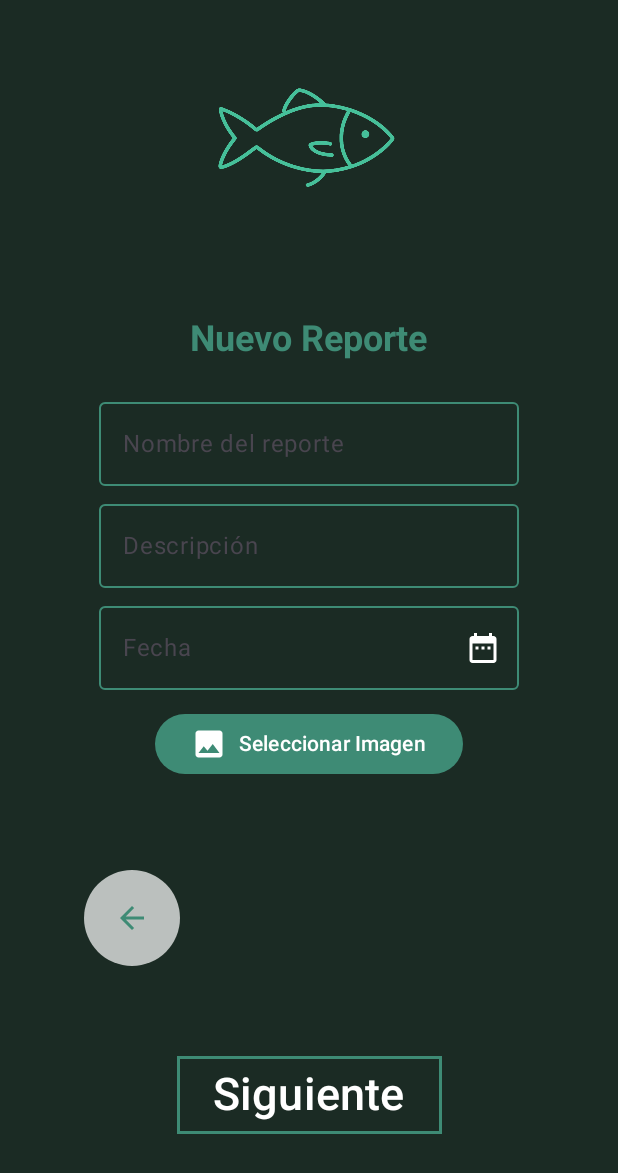
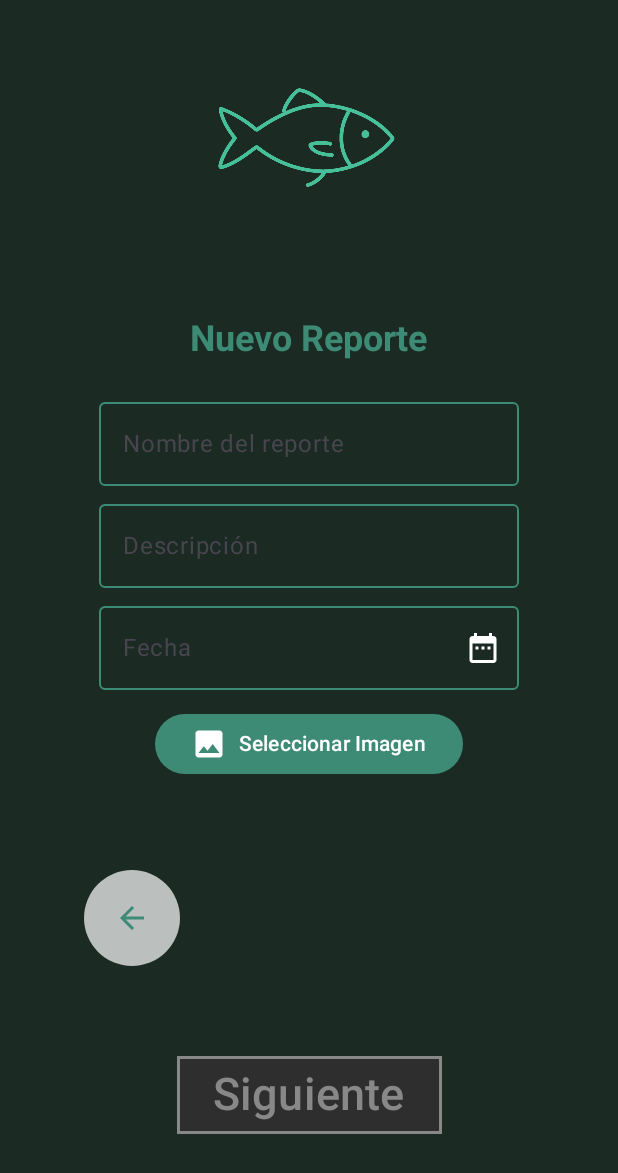
Before and after one commit to FrancoDeMarco/ProyectoPesca2025, an Android app built with Jetpack Compose: the CrearReporteScreen screen opened through its navigation route, on a phone screen of 412 x 824 dp. Shown: the top 1173 px of the screen. Run offline under Robolectric (Android 15) with nearby library versions, the phone set to English and light mode, and no system bars; our stand-ins replace Firebase (no records; nobody signed in at launch, a user with empty details on screens opened directly), Room's generated code, livedata-compose.

Commit message:
Ya se habilita o deshabilita el botón de Siguiente.

```diff
--- a/app/src/main/java/unpsjb/tnt/appdepesca/reportes/CrearReporteScreen.kt
+++ b/app/src/main/java/unpsjb/tnt/appdepesca/reportes/CrearReporteScreen.kt
@@ -52,16 +52,20 @@ fun CrearReporteScreen(
     var isDescriptionValido = remember { mutableStateOf(false) }
     var isDateValido = remember { mutableStateOf(false) }
     var isImagenValido = remember { mutableStateOf(false) }
-
-    //val formValido = isDateValido.value && isTitleValido.value && isDescriptionValido.value && isImagenValido.value && isMapValido.value
-    //var markerPosition by remember {mutableStateOf<LatLng?>(null)}
+    val formValido by remember {
+        derivedStateOf {
+            isDateValido.value &&
+                    isTitleValido.value &&
+                    isDescriptionValido.value &&
+                    isImagenValido.value
+        }
+    }
     LaunchedEffect(Unit) {
         listadoReportesViewModel.clearForm()
         isTitleValido.value = false
         isDescriptionValido.value = false
         isDateValido.value = false
         isImagenValido.value = false
-        //isMapValido.value = false
     }
     LaunchedEffect(state.reportDate) {
         dateState.value = TextFieldValue(state.reportDate)
@@ -87,8 +91,6 @@ fun CrearReporteScreen(
             DescripcionReporte(listadoReportesViewModel, state, isDescriptionValido)
             FechaReporte(listadoReportesViewModel, dateState, isDateValido)
             AgregarFotoButton(viewModel = listadoReportesViewModel, isImagenValido)
-            //Mapa(isMapValido, listadoReportesViewModel, markerPosition = markerPosition, onMarkerChange = { newPosition -> markerPosition = newPosition})
-
             Spacer(modifier = Modifier.height(20.dp))
             Box(
                 modifier = Modifier
@@ -97,7 +99,10 @@ fun CrearReporteScreen(
             ){
                 BotonVolver(navController)
             }
-            SiguienteCrear(navController, modifier = Modifier)
+            SiguienteCrear(
+                navController = navController,
+                enabled = formValido,
+                modifier = Modifier)
         }
     }
 }
@@ -247,16 +252,24 @@ fun FechaReporte(
 @Composable
 fun SiguienteCrear(
     navController: NavController,
+    enabled: Boolean,
     modifier: Modifier
 ){
     Button(
         onClick = { navController.navigate("seleccionar_ubicacion_crear") },
-        modifier = modifier.border(
-            width = 2.dp,               // grosor del borde
-            color = Color(0xFF3E8B75),  // color del borde
-            shape = RectangleShape      // importante: que coincida con el shape del botón
+        enabled = enabled,
+        modifier = modifier
+            .border(
+                width = 2.dp,               // grosor del borde
+                //color = Color(0xFF3E8B75),  // color del borde
+                color = if (enabled) Color(0xFF3E8B75) else Color.Gray,
+                shape = RectangleShape      // importante: que coincida con el shape del botón
+            ),
+        colors = ButtonDefaults.buttonColors(
+            containerColor = if (enabled) Color(0xFF1B2B24) else Color (0xFF2E2E2E),
+            disabledContainerColor = Color(0xFF2E2E2E),
+            disabledContentColor = Color.Gray
         ),
-        colors = ButtonDefaults.buttonColors(containerColor = Color(0xFF1B2B24)),
         shape = RectangleShape  //esto lo hace cuadrado
     ) {
         Text(
```
